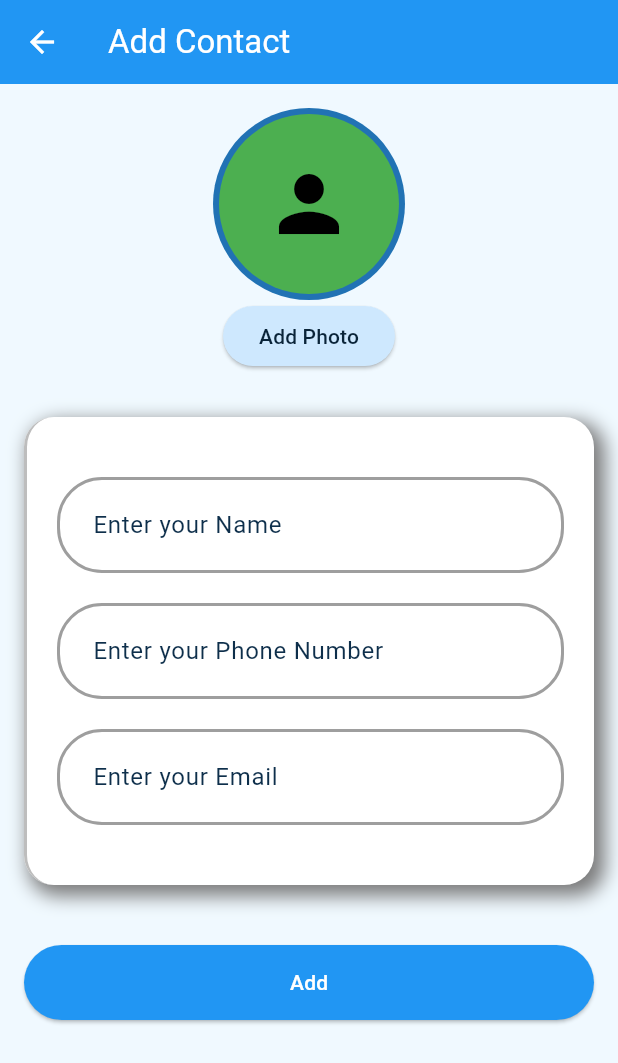
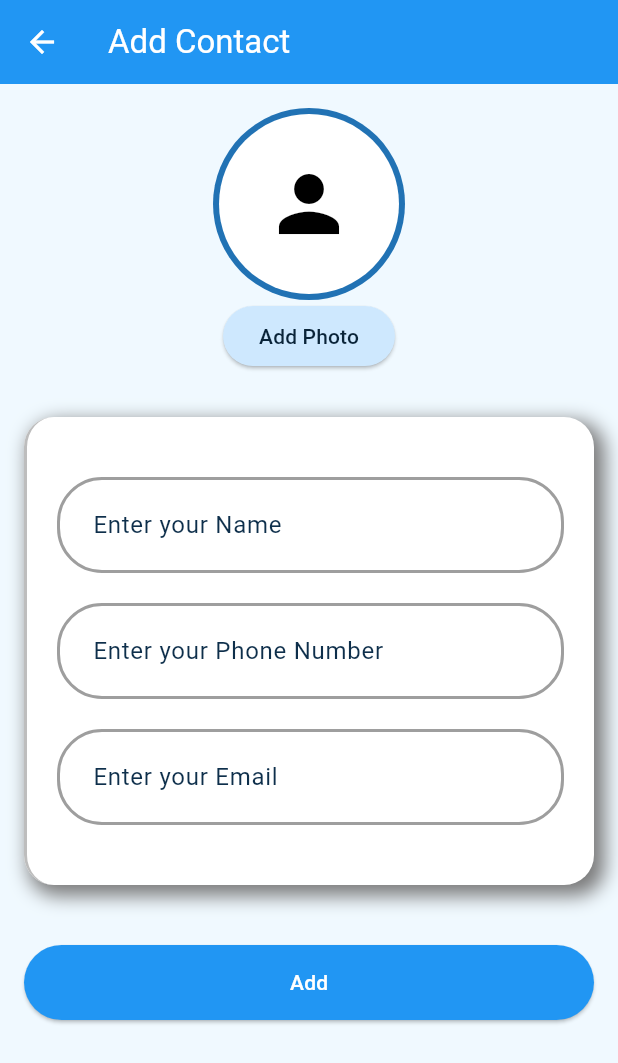
Before and after one commit to simonraju/contacts-app, a Flutter app: the AddContactsScreen screen opened directly, on a phone screen of 412 x 824 dp. Shown: the top 1063 px of the screen. Run offline on Flutter 3.47's test engine with Material 3 defaults, Android fonts, the phone set to English and light mode, and no system bars; our stand-ins replace bloc, flutter_bloc, flutter_secure_storage, get_it, image_picker; missing offline and left inert: flutter_animated_button; accounts and stored records are empty.

Commit message:
add contacts avatar background color changed

```diff
--- a/contacts-bloc/lib/screens/add_contacts_screen.dart
+++ b/contacts-bloc/lib/screens/add_contacts_screen.dart
@@ -51,7 +51,7 @@ class _AddContactsScreenState extends State<AddContactsScreen> {
                radius: 64,
               backgroundColor: Color.fromARGB(255, 33, 114, 180),
              child:   CircleAvatar( radius: 60,
-                backgroundColor: Colors.green,
+                backgroundColor: Colors.white,
               backgroundImage: _imageFile != null ? FileImage(_imageFile!) : null,
               child: _imageFile == null ? Icon(Icons.person, size: 60) : null,
             ),
```
